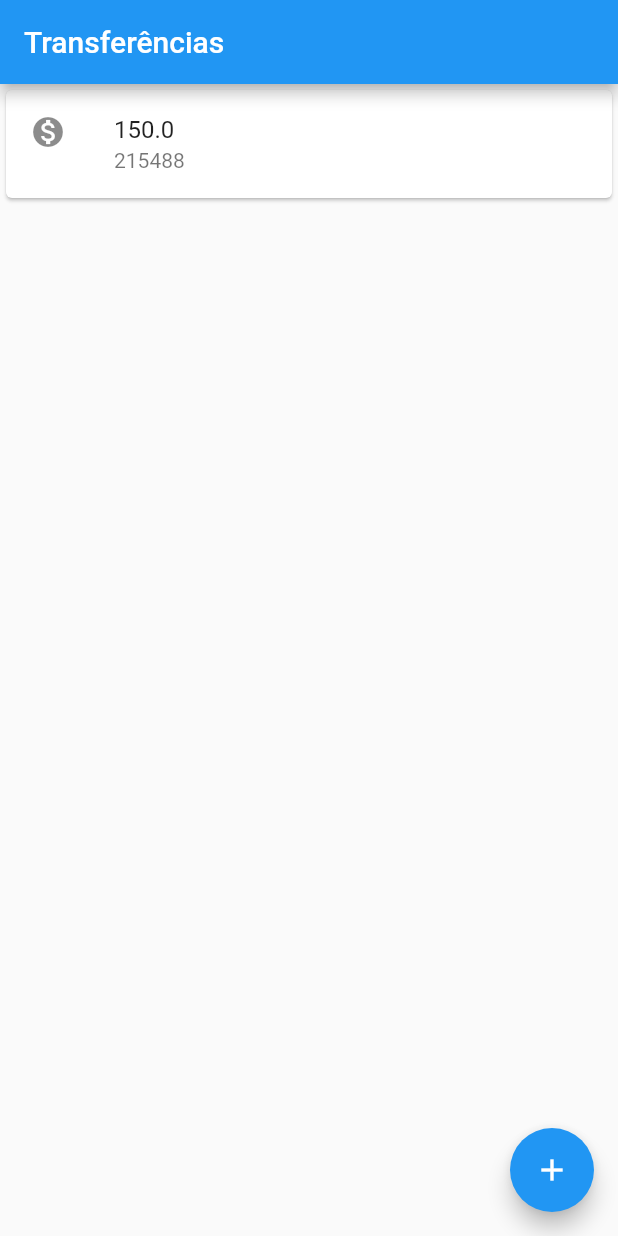
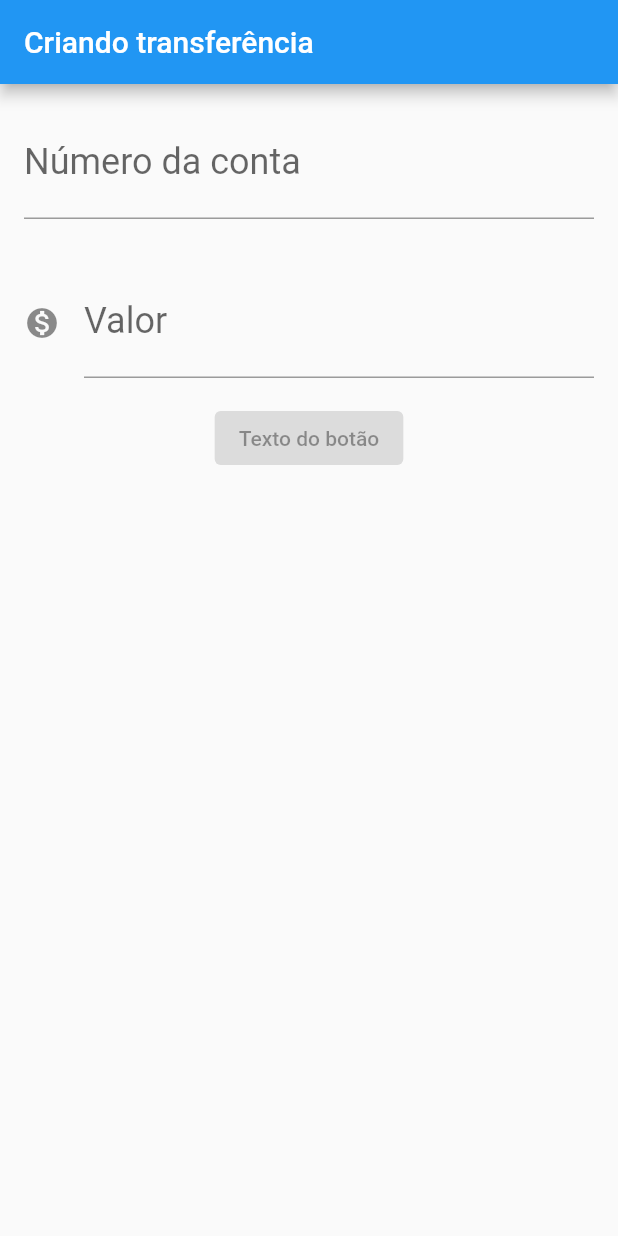
Before and after one commit to AndreBezBirolo/flutter-alura, a Flutter app: the screen it shows after launch, on a phone screen of 412 x 824 dp. Run offline on Flutter 3.47's test engine with Material 2 defaults, Android fonts, the phone set to English and light mode, and no system bars.

Commit message:
feat: implemented a form layout

```diff
--- a/projeto-introducao/bytebank/lib/main.dart
+++ b/projeto-introducao/bytebank/lib/main.dart
@@ -1,17 +1,57 @@
 import 'package:flutter/material.dart';
 
-void main() => runApp(MaterialApp(
+void main() => runApp(BytebankApp());
+
+class BytebankApp extends StatelessWidget {
+  const BytebankApp({
+    Key? key,
+  }) : super(key: key);
+
+  @override
+  Widget build(BuildContext context) {
+    return MaterialApp(
       home: Scaffold(
-        appBar: AppBar(
-          title: Text('Transferências'),
-        ),
-        floatingActionButton: FloatingActionButton(
-          onPressed: () => {},
-          child: Icon(Icons.add),
-        ),
-        body: ListaTransferencia(),
+        body: FormularioTransferencia(),
       ),
-    ));
+    );
+  }
+}
+
+class FormularioTransferencia extends StatelessWidget {
+  const FormularioTransferencia({Key? key}) : super(key: key);
+
+  @override
+  Widget build(BuildContext context) {
+    return Scaffold(
+      appBar: AppBar(title: Text('Criando transferência')),
+      body: Column(
+        children: const <Widget>[
+          Padding(
+            padding: EdgeInsets.all(16.0),
+            child: TextField(
+              style: TextStyle(fontSize: 24.0),
+              decoration: InputDecoration(
+                  labelText: 'Número da conta', hintText: '0000'),
+              keyboardType: TextInputType.number,
+            ),
+          ),
+          Padding(
+            padding: EdgeInsets.all(16.0),
+            child: TextField(
+              style: TextStyle(fontSize: 24.0),
+              decoration: InputDecoration(
+                  icon: Icon(Icons.monetization_on),
+                  labelText: 'Valor',
+                  hintText: '0.00'),
+              keyboardType: TextInputType.number,
+            ),
+          ),
+          ElevatedButton(onPressed: null, child: Text('Texto do botão'))
+        ],
+      ),
+    );
+  }
+}
 
 class ListaTransferencia extends StatelessWidget {
   const ListaTransferencia({
@@ -20,11 +60,19 @@ class ListaTransferencia extends StatelessWidget {
 
   @override
   Widget build(BuildContext context) {
-    return Column(
-      children: <Widget>[
-        ItemTransferencia(Transferencia(150.0, 215488)),
-      ],
-    );
+    return Scaffold(
+        appBar: AppBar(
+          title: Text('Transferências'),
+        ),
+        body: Column(
+          children: <Widget>[
+            ItemTransferencia(Transferencia(150.0, 215488)),
+          ],
+        ),
+        floatingActionButton: FloatingActionButton(
+          onPressed: () => {},
+          child: Icon(Icons.add),
+        ));
   }
 }
 
```
